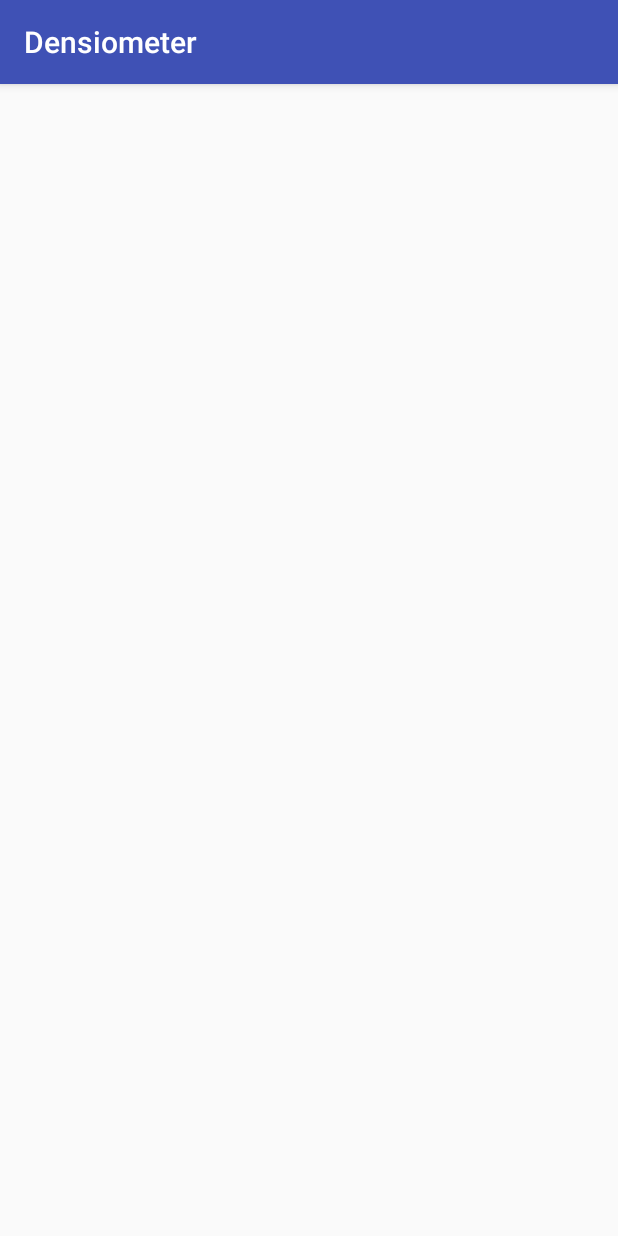
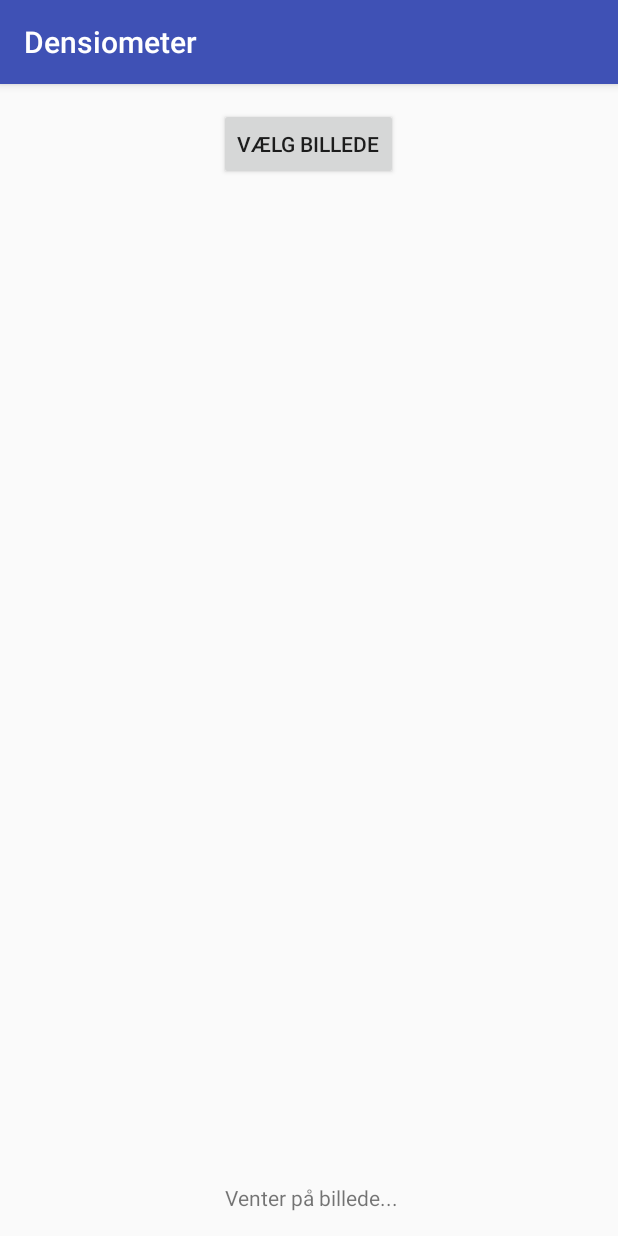
Before and after one commit to wintheer/Densiometer, an Android app: the ImageCalculatorActivity screen opened directly, with no data from a screen before it, on a phone screen of 412 x 824 dp. Run offline under Robolectric (Android 15) with nearby library versions, the phone set to English and light mode, and no system bars.

Commit message:
UI ready for calculations

```diff
--- a/app/src/main/res/layout/activity_image_calculator.xml
+++ b/app/src/main/res/layout/activity_image_calculator.xml
@@ -9,4 +9,27 @@
     android:paddingTop="@dimen/activity_vertical_margin"
     tools:context="com.example.winther.densiometer.ImageCalculatorActivity">
 
+    <Button
+        android:layout_width="wrap_content"
+        android:layout_height="wrap_content"
+        android:text="@string/choose_image"
+        android:id="@+id/pick_image"
+        android:layout_alignParentTop="true"
+        android:layout_centerHorizontal="true" />
+
+    <ImageView
+        android:id="@+id/image_view_for_processing"
+        android:layout_width="match_parent"
+        android:layout_height="wrap_content"
+        android:layout_above="@+id/image_textview_for_results"
+        android:layout_alignParentEnd="true" />
+
+    <TextView
+        android:layout_width="wrap_content"
+        android:layout_height="wrap_content"
+        android:text="Venter på billede..."
+        android:id="@+id/image_textview_for_results"
+        android:layout_alignParentBottom="true"
+        android:layout_alignEnd="@+id/pick_image" />
+
 </RelativeLayout>
--- a/app/src/main/res/values/strings.xml
+++ b/app/src/main/res/values/strings.xml
@@ -1,4 +1,5 @@
 <resources>
     <string name="app_name">Densiometer</string>
     <string name="images">Billedbehandling</string>
+    <string name="choose_image">Vælg billede</string>
 </resources>
```
Also changed, not shown: app/src/main/java/com/example/winther/densiometer/ImageCalculatorActivity.java (+75 -0 lines).
